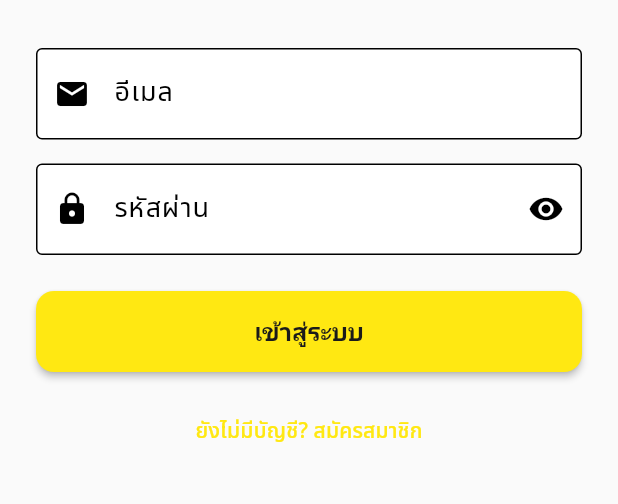
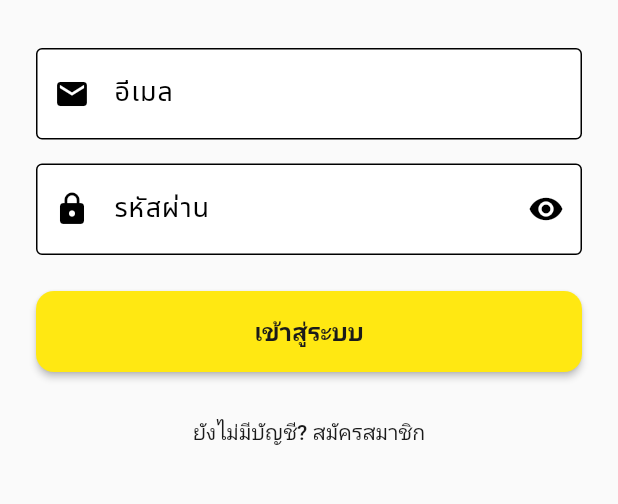
Before and after one commit to bovornv/sukai, a Flutter app: the screen it shows after launch, on a phone screen of 412 x 824 dp, the part 441-945 px from its top. Run offline on Flutter 3.47's test engine with Material 3 defaults, Android fonts, the phone set to English and light mode, and no system bars; our stand-ins replace dio, flutter_riverpod, go_router, riverpod, shared_preferences, supabase_flutter; accounts and stored records are empty.

Commit message:
Fix: Change yellow text to dark text in login and profile buttons for better readability

```diff
--- a/mobile/lib/app/theme.dart
+++ b/mobile/lib/app/theme.dart
@@ -126,6 +126,29 @@ class AppTheme {
           ),
         ),
       ),
+      textButtonTheme: TextButtonThemeData(
+        style: TextButton.styleFrom(
+          foregroundColor: textPrimary, // Dark text instead of yellow
+          textStyle: const TextStyle(
+            fontSize: 14,
+            fontWeight: FontWeight.w500,
+          ),
+        ),
+      ),
+      outlinedButtonTheme: OutlinedButtonThemeData(
+        style: OutlinedButton.styleFrom(
+          foregroundColor: textPrimary, // Dark text instead of yellow
+          side: BorderSide(color: textSecondary.withValues(alpha: 0.3)),
+          padding: const EdgeInsets.symmetric(horizontal: 24, vertical: 12),
+          shape: RoundedRectangleBorder(
+            borderRadius: BorderRadius.circular(12),
+          ),
+          textStyle: const TextStyle(
+            fontSize: 15,
+            fontWeight: FontWeight.w500,
+          ),
+        ),
+      ),
       bottomNavigationBarTheme: BottomNavigationBarThemeData(
         backgroundColor: cardBackground,
         selectedItemColor: navActive,
```
Also changed, not shown: mobile/lib/features/profile/pages/profile_page.dart (+7 -2 lines).
